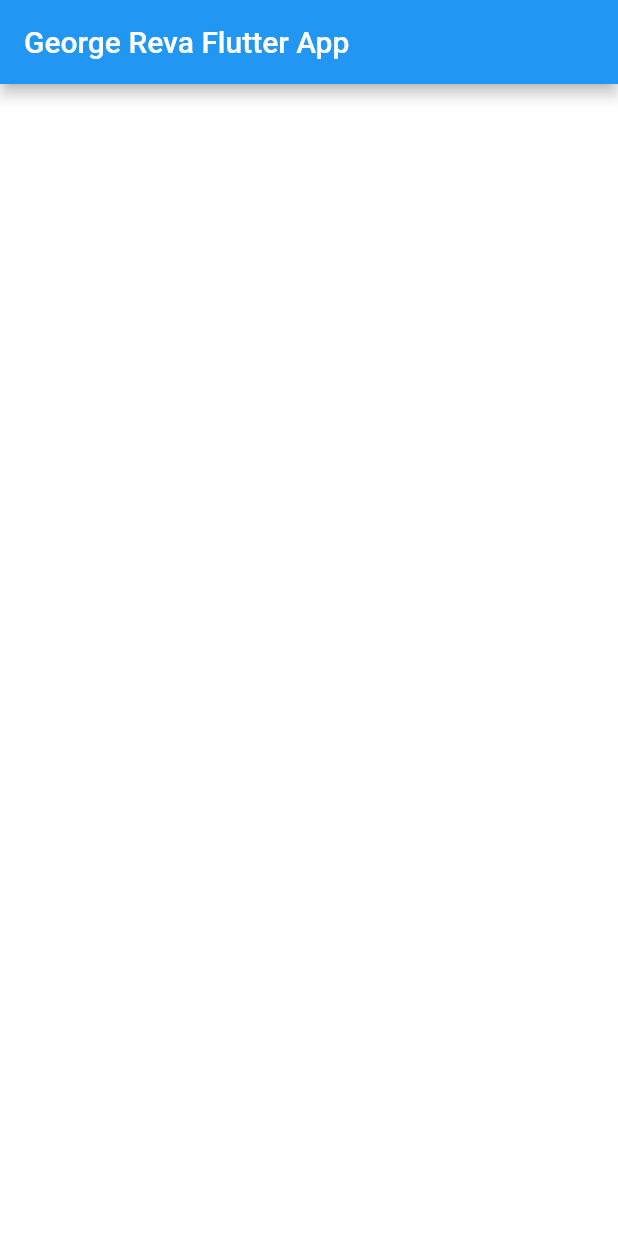
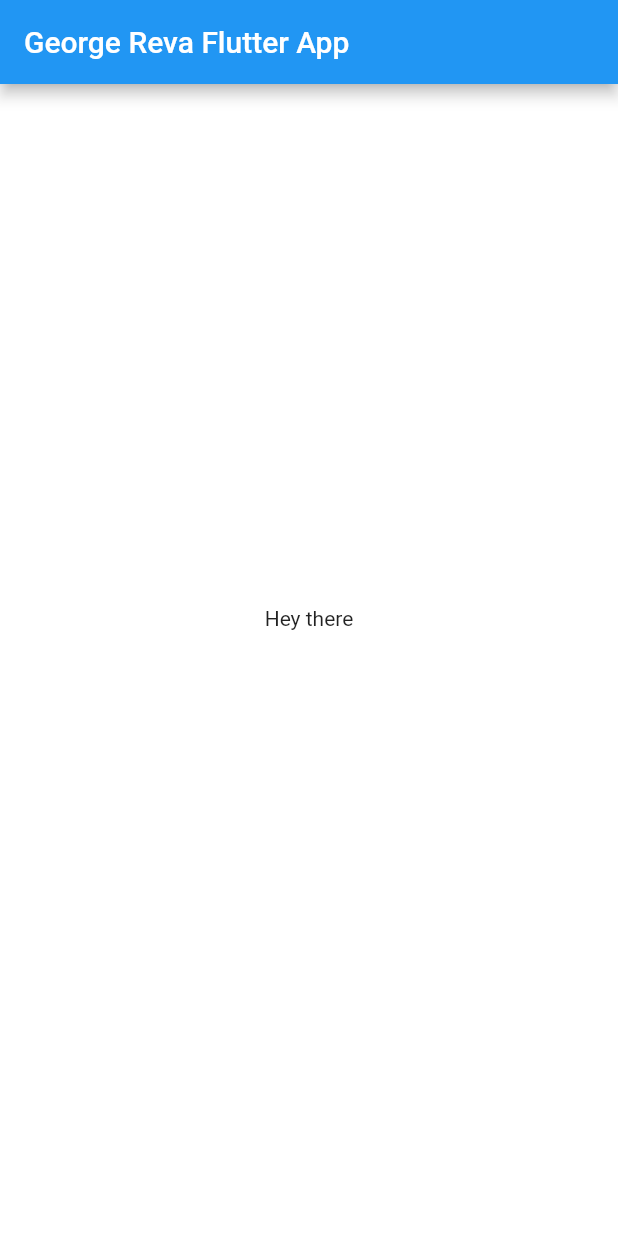
Before and after one commit to georgereva/flutter_test_app, a Flutter app: the screen it shows after launch, on a phone screen of 412 x 824 dp. Run offline on Flutter 3.47's test engine with Material 2 defaults, Android fonts, the phone set to English and light mode, and no system bars.

Commit message:
Update project. Text with Background work together

```diff
--- a/lib/main.dart
+++ b/lib/main.dart
@@ -2,7 +2,30 @@
 
 import 'package:flutter/material.dart';
 
-void main() => runApp(AnimatedContainerApp());
+void main() => runApp(MyApp());
+
+class MyApp extends StatelessWidget {
+  @override
+  Widget build(BuildContext context) {
+    return MaterialApp(
+      home: Scaffold(
+        body: BackgroundWithText(),
+      ),
+    );
+  }
+}
+
+class BackgroundWithText extends StatelessWidget {
+  @override
+  Widget build(BuildContext context) {
+    return Stack(
+      children: <Widget>[
+        Positioned.fill(child: AnimatedContainerApp()),
+        Positioned.fill(child: CenteredText()),
+      ],
+    );
+  }
+}
 
 class AnimatedContainerApp extends StatefulWidget {
   @override
@@ -19,12 +42,12 @@
         appBar: AppBar(
           title: Text('George Reva Flutter App'),
         ),
-        body: Center(
-          child: AnimatedContainer(
+        body: AnimatedContainer(
           color: _color,
           duration: Duration(seconds: 1),
+          curve: Curves.fastOutSlowIn,
           child: GestureDetector(
-              onTap:() {
+            onTap: () {
               setState(() {
                 final random = Random();
 
@@ -38,8 +61,17 @@
             },
           ),
         ),
-        ) ,
       ),
     );
   }
 }
+
+class CenteredText extends StatelessWidget {
+
+  @override
+  Widget build(BuildContext context) {
+    return Center(
+      child: Text("Hey there"),
+    );
+  }
+}
```
Lines whose indentation alone changed are shown as unchanged.
